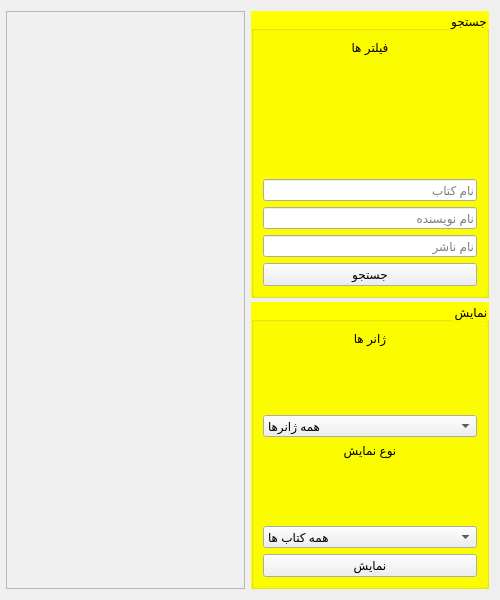
Above: storepage.ui from mozali1386-alt/Ketab_e_Man before the change. Below: the same form after it.
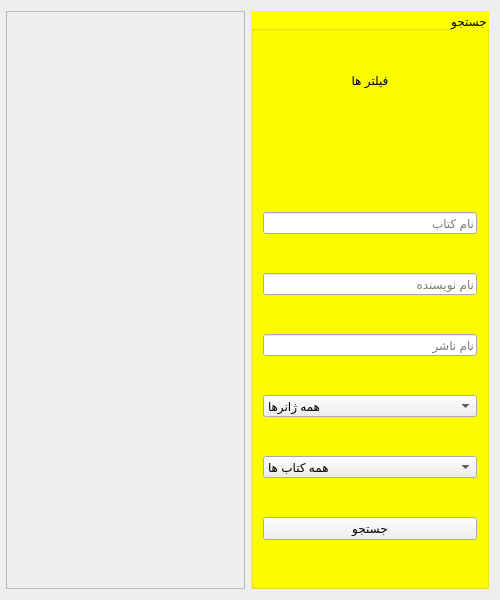
That is the form after the change.

Commit message: Update store page connections and validation

Diff of the .ui file:
```diff
--- a/storepage.ui
+++ b/storepage.ui
@@ -126,6 +126,12 @@
        <layout class="QVBoxLayout" name="verticalLayout_3">
         <item>
          <widget class="QLabel" name="label">
+          <property name="maximumSize">
+           <size>
+            <width>16777215</width>
+            <height>100</height>
+           </size>
+          </property>
           <property name="styleSheet">
            <string notr="true">font: 24pt &quot;Segoe UI&quot;;</string>
           </property>
@@ -159,46 +165,6 @@
          </widget>
         </item>
         <item>
-         <widget class="QPushButton" name="pushButton_search">
-          <property name="styleSheet">
-           <string notr="true">font: 12pt &quot;Segoe UI&quot;;</string>
-          </property>
-          <property name="text">
-           <string>جستجو</string>
-          </property>
-         </widget>
-        </item>
-       </layout>
-      </widget>
-     </item>
-     <item>
-      <widget class="QGroupBox" name="groupBox_2">
-       <property name="styleSheet">
-        <string notr="true">#groupBox_2{
-background-color: rgb(255, 255, 0);
-}</string>
-       </property>
-       <property name="title">
-        <string>نمایش</string>
-       </property>
-       <property name="alignment">
-        <set>Qt::AlignmentFlag::AlignRight|Qt::AlignmentFlag::AlignTrailing|Qt::AlignmentFlag::AlignVCenter</set>
-       </property>
-       <layout class="QVBoxLayout" name="verticalLayout_4">
-        <item>
-         <widget class="QLabel" name="label_2">
-          <property name="styleSheet">
-           <string notr="true">font: 24pt &quot;Segoe UI&quot;;</string>
-          </property>
-          <property name="text">
-           <string>ژانر ها</string>
-          </property>
-          <property name="alignment">
-           <set>Qt::AlignmentFlag::AlignHCenter|Qt::AlignmentFlag::AlignTop</set>
-          </property>
-         </widget>
-        </item>
-        <item>
          <widget class="QComboBox" name="comboBox_genre">
           <item>
            <property name="text">
@@ -247,19 +213,6 @@
           </item>
          </widget>
         </item>
-        <item>
-         <widget class="QLabel" name="label_3">
-          <property name="styleSheet">
-           <string notr="true">font: 24pt &quot;Segoe UI&quot;;</string>
-          </property>
-          <property name="text">
-           <string>نوع نمایش</string>
-          </property>
-          <property name="alignment">
-           <set>Qt::AlignmentFlag::AlignHCenter|Qt::AlignmentFlag::AlignTop</set>
-          </property>
-         </widget>
-        </item>
         <item>
          <widget class="QComboBox" name="comboBox_displaytype">
           <item>
@@ -300,12 +253,12 @@
          </widget>
         </item>
         <item>
-         <widget class="QPushButton" name="pushButton_display">
+         <widget class="QPushButton" name="pushButton_search">
           <property name="styleSheet">
            <string notr="true">font: 12pt &quot;Segoe UI&quot;;</string>
           </property>
           <property name="text">
-           <string>نمایش</string>
+           <string>جستجو</string>
           </property>
          </widget>
         </item>
```
The commit also changes 2 other files.
